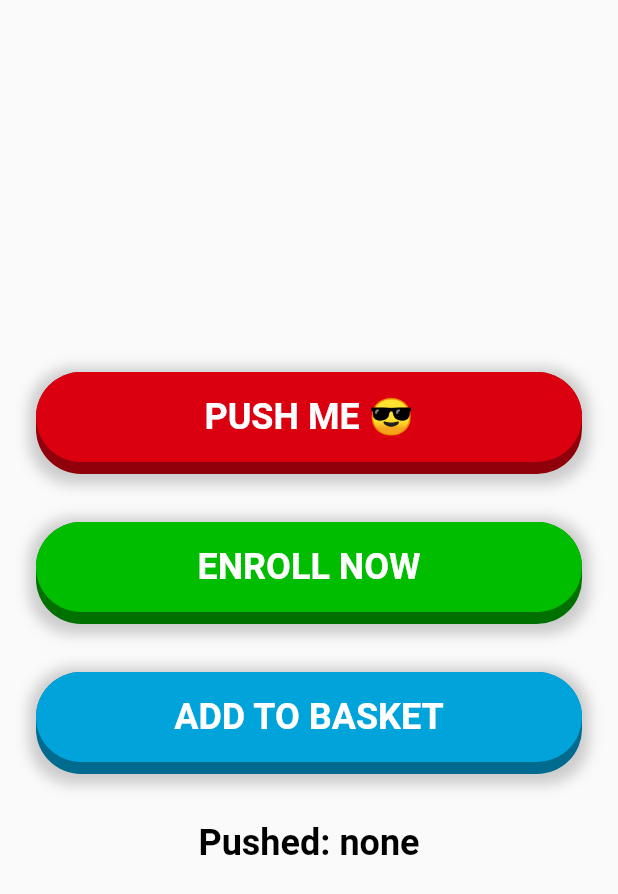
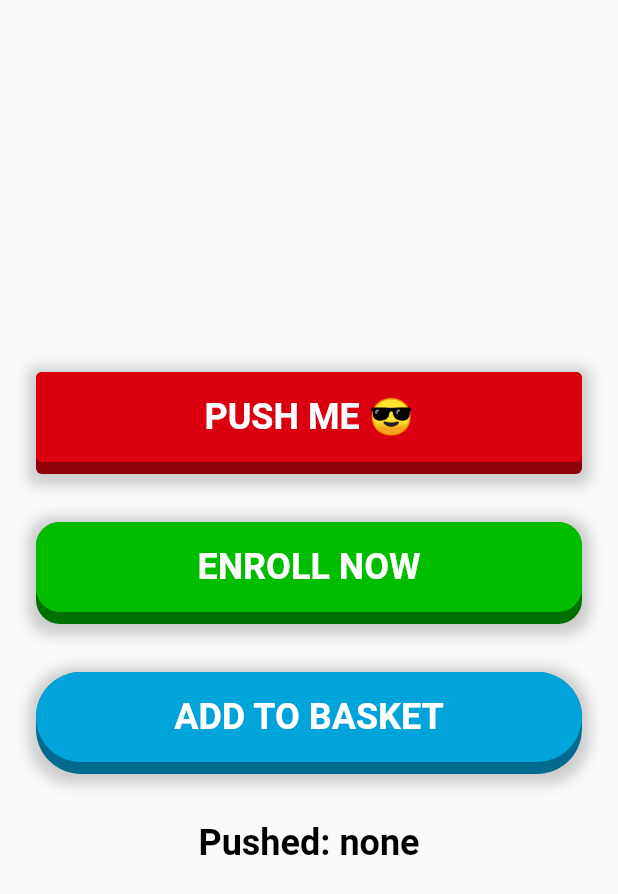
Before and after one commit to bizz84/pushable_button, a Flutter app: the screen it shows after launch, on a phone screen of 412 x 824 dp. Shown: the top 894 px of the screen. Run offline on Flutter 3.47's test engine with Material 2 defaults, Android fonts, the phone set to English and light mode, and no system bars.

Commit message:
[#1] Add optional border radius to button

```diff
--- a/example/lib/main.dart
+++ b/example/lib/main.dart
@@ -50,6 +50,7 @@ class _MyHomePageState extends State<MyHomePage> {
                 elevation: 8,
                 hslColor: HSLColor.fromAHSL(1.0, 356, 1.0, 0.43),
                 shadow: shadow,
+                borderRadius: 4,
                 onPressed: () => setState(() => _selection = '1'),
               ),
               SizedBox(height: 32),
@@ -59,6 +60,7 @@ class _MyHomePageState extends State<MyHomePage> {
                 elevation: 8,
                 hslColor: HSLColor.fromAHSL(1.0, 120, 1.0, 0.37),
                 shadow: shadow,
+                borderRadius: 16,
                 onPressed: () => setState(() => _selection = '2'),
               ),
               SizedBox(height: 32),
--- a/lib/pushable_button.dart
+++ b/lib/pushable_button.dart
@@ -13,6 +13,7 @@ class PushableButton extends StatefulWidget {
     required this.height,
     this.elevation = 8.0,
     this.shadow,
+    this.borderRadius,
     this.onPressed,
   })  : assert(height > 0),
         super(key: key);
@@ -33,6 +34,10 @@ class PushableButton extends StatefulWidget {
   /// An optional shadow to make the button look better
   /// This is added to the bottom layer only
   final BoxShadow? shadow;
+
+  /// An optional border radius of the button corners
+  /// If no border radius is provided, the button will use [StadiumBorder]
+  final double? borderRadius;
 
   /// button pressed callback
   final VoidCallback? onPressed;
@@ -137,8 +142,9 @@ class _PushableButtonState extends AnimationControllerState<PushableButton> {
                           color: bottomHslColor.toColor(),
                           boxShadow:
                               widget.shadow != null ? [widget.shadow!] : [],
-                          borderRadius:
-                              BorderRadius.circular(widget.height / 2),
+                          borderRadius: widget.borderRadius != null
+                              ? BorderRadius.circular(widget.borderRadius!)
+                              : BorderRadius.circular(widget.height / 2),
                         ),
                       ),
                     ),
@@ -149,10 +155,16 @@ class _PushableButtonState extends AnimationControllerState<PushableButton> {
                       top: top,
                       child: Container(
                         height: widget.height,
-                        decoration: ShapeDecoration(
-                          color: hslColor.toColor(),
-                          shape: StadiumBorder(),
-                        ),
+                        decoration: widget.borderRadius != null
+                            ? BoxDecoration(
+                                color: hslColor.toColor(),
+                                borderRadius:
+                                    BorderRadius.circular(widget.borderRadius!),
+                              )
+                            : ShapeDecoration(
+                                color: hslColor.toColor(),
+                                shape: StadiumBorder(),
+                              ),
                         child: Center(child: widget.child),
                       ),
                     ),
```
